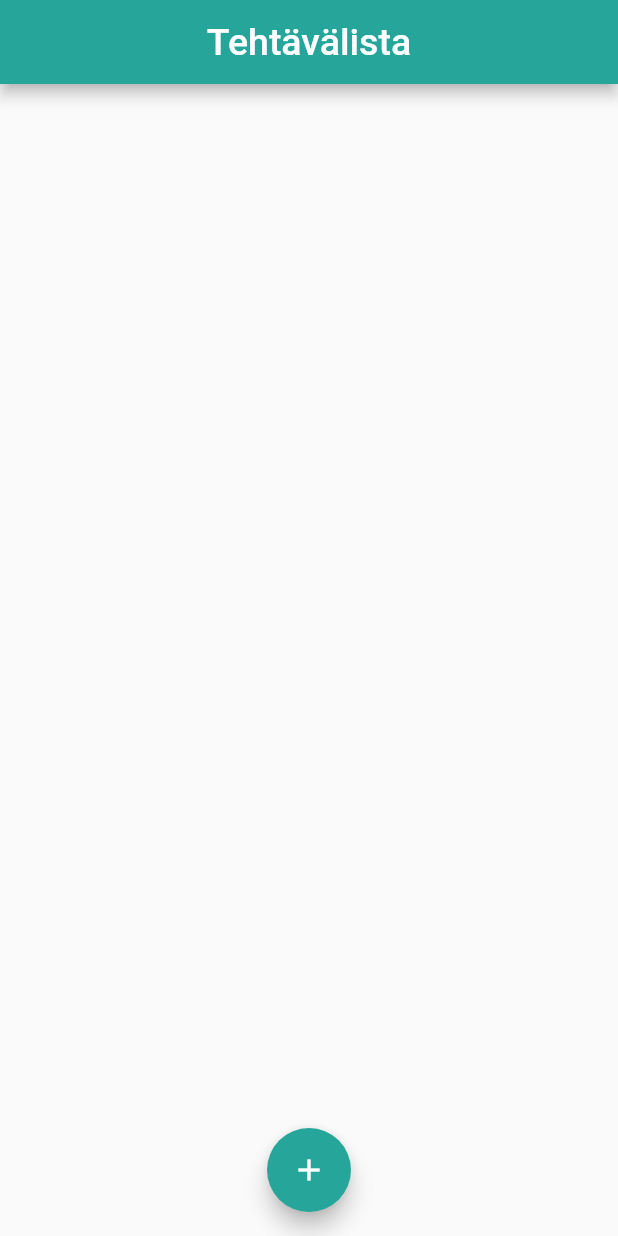
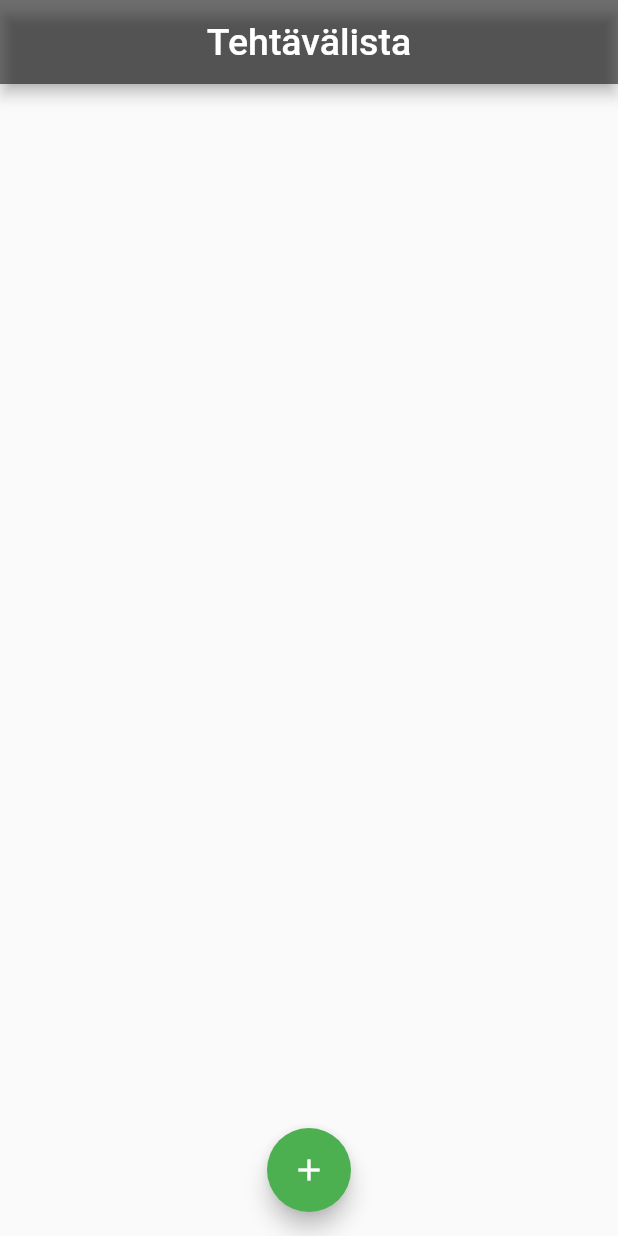
Before and after one commit to Eezi/TimeBoxing, a Flutter app: the screen it shows after launch, on a phone screen of 412 x 824 dp. Run offline on Flutter 3.47's test engine with Material 2 defaults, Android fonts, the phone set to English and light mode, and no system bars.

Commit message:
Ulkoasun muokkausta

```diff
--- a/lib/main.dart
+++ b/lib/main.dart
@@ -105,7 +105,7 @@ class TodoListState extends State<TodoList> {
       appBar: new AppBar(
         title: new Text('Tehtävälista', style: TextStyle(fontSize: 25)),
         centerTitle: true,
-        backgroundColor: Colors.teal[400],
+        backgroundColor: Colors.black54,
 
       ),
       body: _buildTodoList(),
@@ -113,7 +113,7 @@ class TodoListState extends State<TodoList> {
         onPressed: _pushAddTodoScreen,
         tooltip: 'Add task',
         child: new Icon(Icons.add),
-        backgroundColor: Colors.teal[400]
+        backgroundColor: Colors.green[500]
       ),
       floatingActionButtonLocation: FloatingActionButtonLocation.centerFloat,
     );
@@ -128,7 +128,7 @@ class TodoListState extends State<TodoList> {
             appBar: new AppBar(
               title: new Text('Lisää uusi tehtävä', style: TextStyle(fontSize: 25)),
               centerTitle: true,
-              backgroundColor: Colors.teal[400]
+              backgroundColor: Colors.black54
             ),
             body: new TextField(
               autofocus: true,
```
